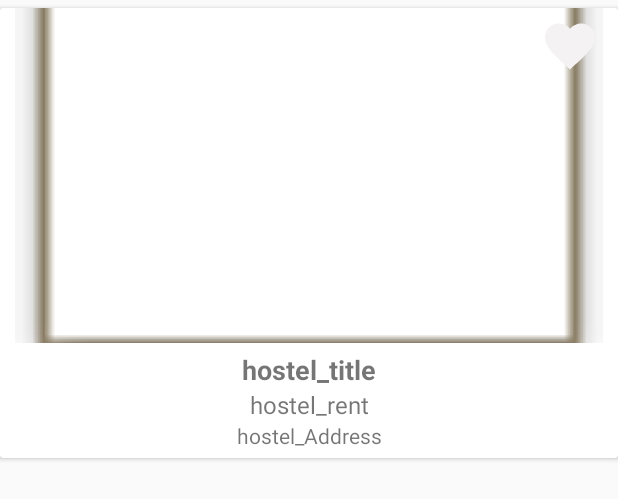
After one commit to hemantjasoriya/Flatlet, an Android app: the layout favourite_recycler_view_cards.xml on its own in the app's theme, with its tools: preview values and no code run, on a phone screen of 412 x 824 dp. The commit adds this screen. Shown: the top 499 px of the screen. Run offline under Robolectric (Android 15) with nearby library versions, the phone set to English and light mode, and no system bars.

Commit message:
The Favourite fragment now showing recycler view functionally but the Recycler view is hsowing only one Item which was lastly marked favourite

```diff
--- a/app/src/main/java/in/flatlet/www/Flatlet/Home/FirstActivity.java
+++ b/app/src/main/java/in/flatlet/www/Flatlet/Home/FirstActivity.java
@@ -13,6 +13,7 @@ import android.util.Log;
 import android.view.MenuItem;
 import android.view.View;
 
+import in.flatlet.www.Flatlet.Home.fragments.favouriteFragment.FavouriteFragment;
 import in.flatlet.www.Flatlet.Home.fragments.homefragment.HomeFragment;
 import in.flatlet.www.Flatlet.Home.fragments.morefragment.MoreFragment;
 import in.flatlet.www.Flatlet.Home.fragments.profilefragment.ProfileFragment;
@@ -52,6 +53,11 @@ public class FirstActivity extends AppCompatActivity  {
                     fragmentTransaction.commit();
                     return true;
                 case R.id.navigation_favourites:
+                    fragment= new FavouriteFragment();
+                    fragmentTransaction= getSupportFragmentManager().beginTransaction();
+                    fragmentTransaction.replace(R.id.content,fragment,"fragmentFavourite");
+                    fragmentTransaction.addToBackStack(null);
+                    fragmentTransaction.commit();
                     return true;
                 case R.id.navigation_more:
                     fragment= new MoreFragment();
--- a/app/src/main/java/in/flatlet/www/Flatlet/recyclerView/MainActivity.java
+++ b/app/src/main/java/in/flatlet/www/Flatlet/recyclerView/MainActivity.java
@@ -49,7 +49,7 @@ public class MainActivity extends AppCompatActivity {
         setContentView(R.layout.activity_main);
         dataModelArrayList = new ArrayList<>();
         recyclerView = (RecyclerView) findViewById(R.id.recyclerView1);
-       /* //this add a divider between two card
+       /* //this add a divider between two cards
         recyclerView.addItemDecoration(new DividerItemDecoration(this, DividerItemDecoration.HORIZONTAL));*/
         Log.i(TAG, "onCreate: RecyclerVIew is hinged");
         progressBar = (ProgressBar) findViewById(R.id.progressBar1);
--- /dev/null
+++ b/app/src/main/res/layout/favourite_recycler_view_cards.xml
@@ -0,0 +1,73 @@
+<?xml version="1.0" encoding="utf-8"?>
+<android.support.v7.widget.CardView xmlns:android="http://schemas.android.com/apk/res/android"
+    xmlns:app="http://schemas.android.com/apk/res-auto"
+    xmlns:tools="http://schemas.android.com/tools"
+    android:id="@+id/cardview1"
+    android:layout_width="match_parent"
+    android:layout_height="300dp"
+    android:layout_marginBottom=".5dp"
+    android:layout_marginTop="5dp"
+    app:cardElevation="2dp"
+    android:padding="2dp">
+
+    <RelativeLayout
+        android:id="@+id/cl"
+        android:layout_width="match_parent"
+        android:layout_height="match_parent">
+        <ToggleButton
+            android:id="@+id/toggleButton"
+            android:layout_width="40dp"
+            android:layout_height="40dp"
+            tools:mockup_opacity="5"
+            android:textOn=""
+            android:textOff=""
+            android:background="@drawable/ic_favorite_white_24dp"
+            android:layout_alignParentTop="true"
+            android:layout_alignParentEnd="true"
+            android:layout_marginRight="12dp"
+            android:layout_marginTop="5dp"/>
+
+
+        <ImageView
+            android:id="@+id/imageView2"
+            android:layout_width="match_parent"
+            android:layout_height="280dp"
+            android:scaleType="centerCrop"
+            android:padding="10dp"
+            app:srcCompat="@android:drawable/editbox_dropdown_light_frame"
+            android:contentDescription="@string/primary_card"
+            android:layout_above="@+id/linearLayout" />
+        <LinearLayout
+            android:paddingTop="5dp"
+            android:paddingBottom="5dp"
+            android:layout_width="match_parent"
+            android:layout_height="wrap_content"
+            android:orientation="vertical"
+            android:layout_alignParentBottom="true"
+            android:layout_alignParentStart="true"
+            android:id="@+id/linearLayout">
+            <TextView
+                android:id="@+id/hostel_title"
+                android:layout_width="match_parent"
+                android:layout_height="wrap_content"
+                android:text="@string/hostel_title"
+                android:textAlignment="center"
+                android:textSize="18sp"
+                android:textStyle="bold" />
+            <TextView
+                android:id="@+id/hostel_rent"
+                android:layout_width="match_parent"
+                android:layout_height="wrap_content"
+                android:text="@string/hostel_rent"
+                android:textAlignment="center"
+                android:textSize="16sp" />
+            <TextView
+                android:id="@+id/hostel_address"
+                android:layout_width="match_parent"
+                android:layout_height="wrap_content"
+                android:text="@string/hostel_address"
+                android:textAlignment="center"
+                android:textSize="14sp"/>
+        </LinearLayout>
+    </RelativeLayout>
+</android.support.v7.widget.CardView>
```
Also changed, not shown: app/src/main/java/in/flatlet/www/Flatlet/Home/fragments/favouriteFragment/FavouriteFragment.java (+49 -17 lines), app/src/main/java/in/flatlet/www/Flatlet/Home/fragments/favouriteFragment/FavouriteHostelDataModel.java (added, +54 -0 lines), app/src/main/java/in/flatlet/www/Flatlet/Home/fragments/favouriteFragment/FavouriteListRecyclerAdapter.java (+19 -22 lines), app/src/main/java/in/flatlet/www/Flatlet/recyclerView/RecyclerViewAdapter.java (+4 -19 lines), app/src/main/res/layout/favourites_fragment.xml (+13 -9 lines).
